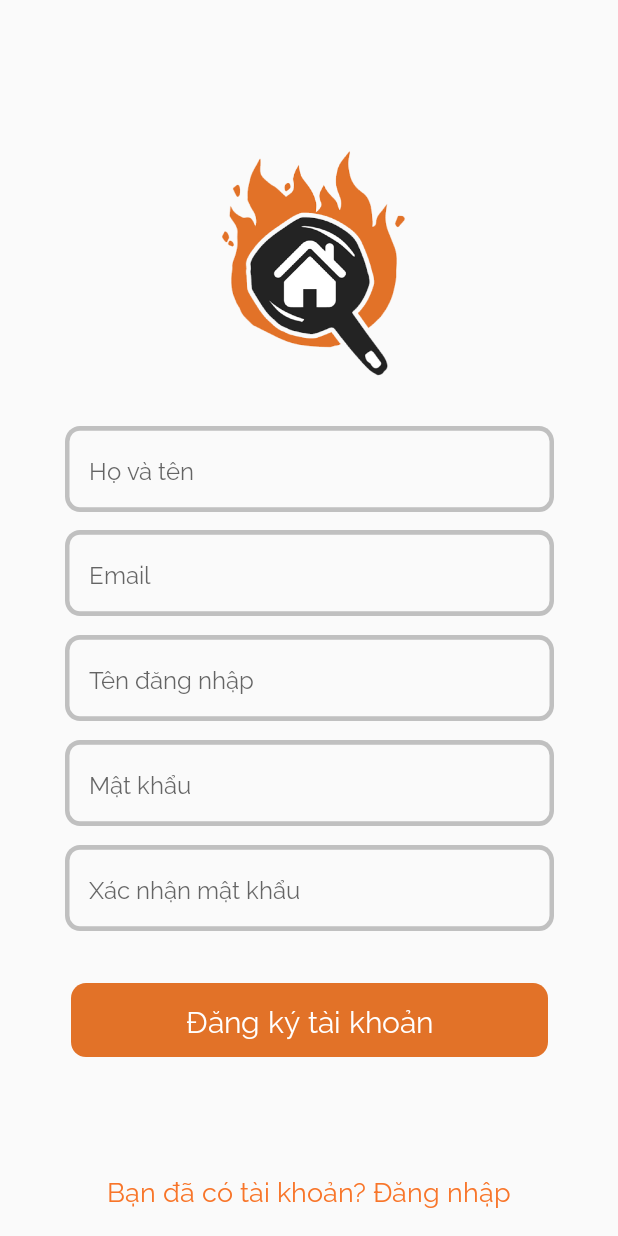
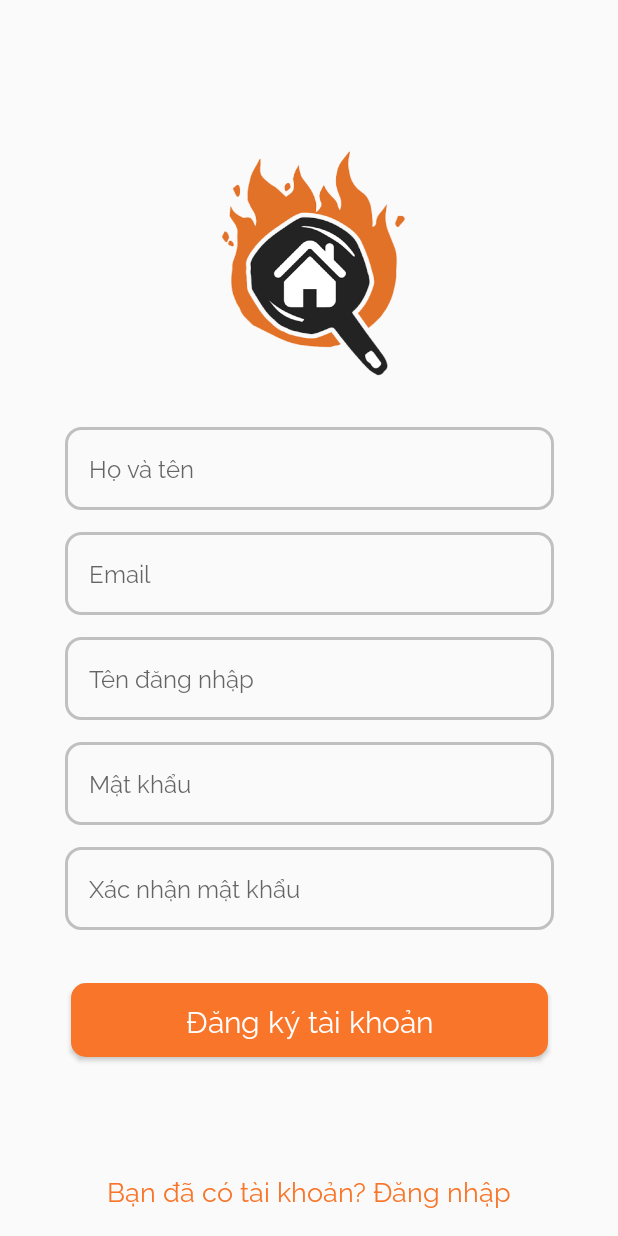
Before and after one commit to BenBen2109/HomeCooking, an Android app: the screen it shows after launch (RegisterActivity), after a tap on "Bạn chưa có tài khoản? Đăng ký", on a phone screen of 412 x 824 dp. Run offline under Robolectric (Android 15) with nearby library versions, the phone set to English and light mode, and no system bars; 1 other tap on this screen came first.

Commit message:
Sửa giao diện Login

```diff
--- a/app/src/main/java/com/cntt/homecooking/activities/LoginActivity.java
+++ b/app/src/main/java/com/cntt/homecooking/activities/LoginActivity.java
@@ -38,9 +38,11 @@ public class LoginActivity extends AppCompatActivity {
 //                Báo lỗi nếu số ký tự ở Tên đăng nhập ít hơn 6
                 if(s.length()<6){
                     txtError.setText("Tên đăng nhập phải có từ 6 kí tự trở lên");
+                    edtUsername.setBackground(getDrawable(R.drawable.rectangle_edt_1_error));
                 }
                 else{
                     txtError.setText("");
+                    edtUsername.setBackground(getDrawable(R.drawable.rectangle_edt_1));
                 }
             }
 
@@ -62,9 +64,11 @@ public class LoginActivity extends AppCompatActivity {
 //                Báo lỗi nếu số ký tự ở Mật khẩu ít hơn 6
                 if(s.length()<6){
                     txtError.setText("Mật khẩu phải có từ 6 kí tự trở lên");
+                    edtPassword.setBackground(getDrawable(R.drawable.rectangle_edt_1_error));
                 }
                 else{
                     txtError.setText("");
+                    edtPassword.setBackground(getDrawable(R.drawable.rectangle_edt_1));
                 }
             }
 
@@ -109,6 +113,7 @@ public class LoginActivity extends AppCompatActivity {
         }
     }
 
+//    Ánh xạ
     private void initView() {
         edtUsername=binding.edtUsername;
         edtPassword=binding.edtPassword;
--- a/app/src/main/res/drawable/rectangle_btn_login.xml
+++ b/app/src/main/res/drawable/rectangle_btn_login.xml
@@ -1,23 +1,9 @@
-<vector
-    xmlns:android="http://schemas.android.com/apk/res/android"
-    xmlns:aapt="http://schemas.android.com/aapt"
-    android:width="318dp"
-    android:height="49dp"
-    android:viewportWidth="318"
-    android:viewportHeight="49"
-    >
-
-    <group>
-
-        <clip-path
-            android:pathData="M10 0H308C313.523 0 318 4.47715 318 10V39C318 44.5228 313.523 49 308 49H10C4.47715 49 0 44.5228 0 39V10C0 4.47715 4.47715 0 10 0Z"
-            />
-
-        <path
-            android:pathData="M0 0V49H318V0"
-            android:fillColor="#E27228"
-            />
-
-    </group>
-
-</vector>
+<?xml version="1.0" encoding="utf-8"?>
+<selector xmlns:android="http://schemas.android.com/apk/res/android">
+    <item>
+        <shape android:shape="rectangle">
+            <corners android:radius="10dp"/>
+            <solid android:color="#f87529"/>
+        </shape>
+    </item>
+</selector>
--- a/app/src/main/res/drawable/rectangle_btn_login_disable.xml
+++ b/app/src/main/res/drawable/rectangle_btn_login_disable.xml
@@ -1,23 +1,9 @@
-<vector
-    xmlns:android="http://schemas.android.com/apk/res/android"
-    xmlns:aapt="http://schemas.android.com/aapt"
-    android:width="318dp"
-    android:height="49dp"
-    android:viewportWidth="318"
-    android:viewportHeight="49"
-    >
-
-    <group>
-
-        <clip-path
-            android:pathData="M10 0H308C313.523 0 318 4.47715 318 10V39C318 44.5228 313.523 49 308 49H10C4.47715 49 0 44.5228 0 39V10C0 4.47715 4.47715 0 10 0Z"
-            />
-
-        <path
-            android:pathData="M0 0V49H318V0"
-            android:fillColor="#E6E1E1"
-            />
-
-    </group>
-
-</vector>
+<?xml version="1.0" encoding="utf-8"?>
+<selector xmlns:android="http://schemas.android.com/apk/res/android">
+    <item>
+        <shape android:shape="rectangle">
+            <corners android:radius="10dp"/>
+            <solid android:color="#E6E1E1"/>
+        </shape>
+    </item>
+</selector>
--- a/app/src/main/res/drawable/rectangle_btn_logingg.xml
+++ b/app/src/main/res/drawable/rectangle_btn_logingg.xml
@@ -1,23 +1,9 @@
-<vector
-    xmlns:android="http://schemas.android.com/apk/res/android"
-    xmlns:aapt="http://schemas.android.com/aapt"
-    android:width="318dp"
-    android:height="49dp"
-    android:viewportWidth="318"
-    android:viewportHeight="49"
-    >
-
-    <group>
-
-        <clip-path
-            android:pathData="M10 0H308C313.523 0 318 4.47715 318 10V39C318 44.5228 313.523 49 308 49H10C4.47715 49 0 44.5228 0 39V10C0 4.47715 4.47715 0 10 0Z"
-            />
-
-        <path
-            android:pathData="M0 0V49H318V0"
-            android:fillColor="#FFFFFF"
-            />
-
-    </group>
-
-</vector>
+<?xml version="1.0" encoding="utf-8"?>
+<selector xmlns:android="http://schemas.android.com/apk/res/android">
+    <item>
+        <shape android:shape="rectangle">
+            <corners android:radius="10dp"/>
+            <solid android:color="#FFFFFF"/>
+        </shape>
+    </item>
+</selector>
--- a/app/src/main/res/drawable/rectangle_edt_1.xml
+++ b/app/src/main/res/drawable/rectangle_edt_1.xml
@@ -1,24 +1,10 @@
-<vector
-    xmlns:android="http://schemas.android.com/apk/res/android"
-    xmlns:aapt="http://schemas.android.com/aapt"
-    android:width="325.92dp"
-    android:height="55.2dp"
-    android:viewportWidth="325.92"
-    android:viewportHeight="55.2"
-    >
+<?xml version="1.0" encoding="utf-8"?>
+<selector xmlns:android="http://schemas.android.com/apk/res/android">
+    <item>
+        <shape android:shape="rectangle">
+            <corners android:radius="10dp"/>
 
-    <group>
-
-        <clip-path
-            android:pathData="M10 0H315.921C321.443 0 325.921 4.47715 325.921 10V45.1956C325.921 50.7184 321.443 55.1956 315.921 55.1956H10C4.47715 55.1956 0 50.7184 0 45.1956V10C0 4.47715 4.47715 0 10 0Z"
-            />
-
-        <path
-            android:pathData="M10 0H315.921C321.443 0 325.921 4.47715 325.921 10V45.1956C325.921 50.7184 321.443 55.1956 315.921 55.1956H10C4.47715 55.1956 0 50.7184 0 45.1956V10C0 4.47715 4.47715 0 10 0Z"
-            android:strokeWidth="6"
-            android:strokeColor="#C0C0C0"
-            />
-
-    </group>
-
-</vector>
+            <stroke android:color="#C0C0C0" android:width="2dp"/>
+        </shape>
+    </item>
+</selector>
--- /dev/null
+++ b/app/src/main/res/drawable/rectangle_edt_1_error.xml
@@ -0,0 +1,10 @@
+<?xml version="1.0" encoding="utf-8"?>
+<selector xmlns:android="http://schemas.android.com/apk/res/android">
+    <item>
+        <shape android:shape="rectangle">
+            <corners android:radius="10dp"/>
+
+            <stroke android:color="#FF0000" android:width="2dp"/>
+        </shape>
+    </item>
+</selector>
--- a/app/src/main/res/drawable/rectangle_edt_1_land.xml
+++ /dev/null
@@ -1,24 +0,0 @@
-<vector
-    xmlns:android="http://schemas.android.com/apk/res/android"
-    xmlns:aapt="http://schemas.android.com/aapt"
-    android:width="582dp"
-    android:height="55.2dp"
-    android:viewportWidth="582"
-    android:viewportHeight="55.2"
-    >
-
-    <group>
-
-        <clip-path
-            android:pathData="M10 0H572C577.523 0 582 4.47715 582 10V45.1956C582 50.7184 577.523 55.1956 572 55.1956H10C4.47715 55.1956 0 50.7184 0 45.1956V10C0 4.47715 4.47715 0 10 0Z"
-            />
-
-        <path
-            android:pathData="M10 0H572C577.523 0 582 4.47715 582 10V45.1956C582 50.7184 577.523 55.1956 572 55.1956H10C4.47715 55.1956 0 50.7184 0 45.1956V10C0 4.47715 4.47715 0 10 0Z"
-            android:strokeWidth="6"
-            android:strokeColor="#C0C0C0"
-            />
-
-    </group>
-
-</vector>
--- a/app/src/main/res/layout-land/activity_login.xml
+++ b/app/src/main/res/layout-land/activity_login.xml
@@ -29,14 +29,14 @@
         <com.google.android.material.textfield.TextInputLayout
             android:id="@+id/edt_username"
             style="@style/Widget.MaterialComponents.TextInputLayout.OutlinedBox"
-            android:layout_width="wrap_content"
-            android:layout_height="wrap_content"
+            android:layout_width="582dp"
+            android:layout_height="55.2dp"
             android:layout_alignParentTop="true"
             android:layout_alignParentBottom="true"
             android:layout_centerHorizontal="true"
             android:layout_marginTop="223dp"
             android:layout_marginBottom="13dp"
-            android:background="@drawable/rectangle_edt_1_land"
+            android:background="@drawable/rectangle_edt_1"
             app:boxStrokeWidth="0dp"
             app:boxStrokeWidthFocused="0dp"
             app:hintEnabled="false"
@@ -76,14 +76,14 @@
         <com.google.android.material.textfield.TextInputLayout
             android:id="@+id/edt_password"
             style="@style/Widget.MaterialComponents.TextInputLayout.OutlinedBox"
-            android:layout_width="wrap_content"
-            android:layout_height="wrap_content"
+            android:layout_width="582dp"
+            android:layout_height="55.2dp"
             android:layout_alignParentTop="true"
             android:layout_alignParentBottom="true"
             android:layout_centerHorizontal="true"
             android:layout_marginTop="292.71dp"
             android:layout_marginBottom="1dp"
-            android:background="@drawable/rectangle_edt_1_land"
+            android:background="@drawable/rectangle_edt_1"
             app:boxStrokeWidth="0dp"
             app:boxStrokeWidthFocused="0dp"
             app:hintEnabled="false"
--- a/app/src/main/res/layout-land/activity_register.xml
+++ b/app/src/main/res/layout-land/activity_register.xml
@@ -42,13 +42,13 @@
         <com.google.android.material.textfield.TextInputLayout
             android:id="@+id/edt_username"
             style="@style/Widget.MaterialComponents.TextInputLayout.OutlinedBox"
-            android:layout_width="wrap_content"
-            android:layout_height="wrap_content"
+            android:layout_width="582dp"
+            android:layout_height="55.2dp"
             android:layout_alignParentTop="true"
             android:layout_alignParentBottom="true"
             android:layout_centerHorizontal="true"
             android:layout_marginTop="223dp"
-            android:background="@drawable/rectangle_edt_1_land"
+            android:background="@drawable/rectangle_edt_1"
             app:boxStrokeWidth="0dp"
             app:boxStrokeWidthFocused="0dp"
             app:hintEnabled="false"
@@ -67,13 +67,13 @@
         <com.google.android.material.textfield.TextInputLayout
             android:id="@+id/reg_email"
             style="@style/Widget.MaterialComponents.TextInputLayout.OutlinedBox"
-            android:layout_width="wrap_content"
-            android:layout_height="wrap_content"
+            android:layout_width="582dp"
+            android:layout_height="55.2dp"
             android:layout_alignParentTop="true"
             android:layout_alignParentBottom="true"
             android:layout_centerHorizontal="true"
             android:layout_marginTop="292.71dp"
-            android:background="@drawable/rectangle_edt_1_land"
+            android:background="@drawable/rectangle_edt_1"
             app:boxStrokeWidth="0dp"
             app:boxStrokeWidthFocused="0dp"
             app:hintEnabled="false"
@@ -92,13 +92,13 @@
         <com.google.android.material.textfield.TextInputLayout
             android:id="@+id/reg_tk"
             style="@style/Widget.MaterialComponents.TextInputLayout.OutlinedBox"
-            android:layout_width="wrap_content"
-            android:layout_height="wrap_content"
+            android:layout_width="582dp"
+            android:layout_height="55.2dp"
             android:layout_alignParentTop="true"
             android:layout_alignParentBottom="true"
             android:layout_centerHorizontal="true"
             android:layout_marginTop="362dp"
-            android:background="@drawable/rectangle_edt_1_land"
+            android:background="@drawable/rectangle_edt_1"
             app:boxStrokeWidth="0dp"
             app:boxStrokeWidthFocused="0dp"
             app:hintEnabled="false"
@@ -117,13 +117,13 @@
         <com.google.android.material.textfield.TextInputLayout
             android:id="@+id/reg_mk1"
             style="@style/Widget.MaterialComponents.TextInputLayout.OutlinedBox"
-            android:layout_width="wrap_content"
-            android:layout_height="wrap_content"
+            android:layout_width="582dp"
+            android:layout_height="55.2dp"
             android:layout_alignParentTop="true"
             android:layout_alignParentBottom="true"
             android:layout_centerHorizontal="true"
             android:layout_marginTop="431.71dp"
-            android:background="@drawable/rectangle_edt_1_land"
+            android:background="@drawable/rectangle_edt_1"
             app:boxStrokeWidth="0dp"
             app:boxStrokeWidthFocused="0dp"
             app:hintEnabled="false"
@@ -142,13 +142,13 @@
         <com.google.android.material.textfield.TextInputLayout
             android:id="@+id/reg_mk2"
             style="@style/Widget.MaterialComponents.TextInputLayout.OutlinedBox"
-            android:layout_width="wrap_content"
-            android:layout_height="wrap_content"
+            android:layout_width="582dp"
+            android:layout_height="55.2dp"
             android:layout_alignParentTop="true"
             android:layout_alignParentBottom="true"
             android:layout_centerHorizontal="true"
             android:layout_marginTop="501dp"
-            android:background="@drawable/rectangle_edt_1_land"
+            android:background="@drawable/rectangle_edt_1"
             app:boxStrokeWidth="0dp"
             app:boxStrokeWidthFocused="0dp"
             app:hintEnabled="false"
--- a/app/src/main/res/layout/activity_login.xml
+++ b/app/src/main/res/layout/activity_login.xml
@@ -28,8 +28,8 @@
     <com.google.android.material.textfield.TextInputLayout
         android:id="@+id/edt_username"
         style="@style/Widget.MaterialComponents.TextInputLayout.OutlinedBox"
-        android:layout_width="wrap_content"
-        android:layout_height="wrap_content"
+        android:layout_width="325.92dp"
+        android:layout_height="55.2dp"
         android:layout_alignParentTop="true"
         android:layout_alignParentBottom="true"
         android:layout_centerHorizontal="true"
@@ -55,8 +55,8 @@
     <com.google.android.material.textfield.TextInputLayout
         android:id="@+id/edt_password"
         style="@style/Widget.MaterialComponents.TextInputLayout.OutlinedBox"
-        android:layout_width="wrap_content"
-        android:layout_height="wrap_content"
+        android:layout_width="325.92dp"
+        android:layout_height="55.2dp"
         android:layout_alignParentTop="true"
         android:layout_alignParentBottom="true"
         android:layout_centerHorizontal="true"
@@ -113,8 +113,8 @@
 
     <com.google.android.material.button.MaterialButton
         android:id="@+id/btn_login"
-        android:layout_width="wrap_content"
-        android:layout_height="wrap_content"
+        android:layout_width="318dp"
+        android:layout_height="49dp"
         android:layout_alignParentLeft="true"
         android:layout_alignParentTop="true"
         android:layout_alignParentRight="true"
@@ -157,8 +157,8 @@
 
     <com.google.android.material.button.MaterialButton
         android:id="@+id/btn_fb"
-        android:layout_width="wrap_content"
-        android:layout_height="wrap_content"
+        android:layout_width="318dp"
+        android:layout_height="49dp"
         android:layout_alignParentLeft="true"
         android:layout_alignParentTop="true"
         android:layout_alignParentRight="true"
@@ -184,8 +184,8 @@
 
     <com.google.android.material.button.MaterialButton
         android:id="@+id/btn_gg"
-        android:layout_width="wrap_content"
-        android:layout_height="wrap_content"
+        android:layout_width="318dp"
+        android:layout_height="49dp"
         android:layout_alignParentLeft="true"
         android:layout_alignParentTop="true"
         android:layout_alignParentRight="true"
--- a/app/src/main/res/layout/activity_register.xml
+++ b/app/src/main/res/layout/activity_register.xml
@@ -26,8 +26,8 @@
     <com.google.android.material.textfield.TextInputLayout
         android:id="@+id/edt_username"
         style="@style/Widget.MaterialComponents.TextInputLayout.OutlinedBox"
-        android:layout_width="wrap_content"
-        android:layout_height="wrap_content"
+        android:layout_width="325.92dp"
+        android:layout_height="55.2dp"
         android:layout_alignParentTop="true"
         android:layout_alignParentBottom="true"
         android:layout_centerHorizontal="true"
@@ -53,8 +53,8 @@
     <com.google.android.material.textfield.TextInputLayout
         android:id="@+id/reg_email"
         style="@style/Widget.MaterialComponents.TextInputLayout.OutlinedBox"
-        android:layout_width="wrap_content"
-        android:layout_height="wrap_content"
+        android:layout_width="325.92dp"
+        android:layout_height="55.2dp"
         android:layout_alignParentTop="true"
         android:layout_alignParentBottom="true"
         android:layout_centerHorizontal="true"
@@ -80,8 +80,8 @@
     <com.google.android.material.textfield.TextInputLayout
         android:id="@+id/reg_tk"
         style="@style/Widget.MaterialComponents.TextInputLayout.OutlinedBox"
-        android:layout_width="wrap_content"
-        android:layout_height="wrap_content"
+        android:layout_width="325.92dp"
+        android:layout_height="55.2dp"
         android:layout_alignParentTop="true"
         android:layout_alignParentBottom="true"
         android:layout_centerHorizontal="true"
@@ -107,8 +107,8 @@
     <com.google.android.material.textfield.TextInputLayout
         android:id="@+id/reg_mk1"
         style="@style/Widget.MaterialComponents.TextInputLayout.OutlinedBox"
-        android:layout_width="wrap_content"
-        android:layout_height="wrap_content"
+        android:layout_width="325.92dp"
+        android:layout_height="55.2dp"
         android:layout_alignParentTop="true"
         android:layout_alignParentBottom="true"
         android:layout_centerHorizontal="true"
@@ -134,8 +134,8 @@
     <com.google.android.material.textfield.TextInputLayout
         android:id="@+id/reg_mk2"
         style="@style/Widget.MaterialComponents.TextInputLayout.OutlinedBox"
-        android:layout_width="wrap_content"
-        android:layout_height="wrap_content"
+        android:layout_width="325.92dp"
+        android:layout_height="55.2dp"
         android:layout_alignParentTop="true"
         android:layout_alignParentBottom="true"
         android:layout_centerHorizontal="true"
@@ -160,8 +160,8 @@
 
     <com.google.android.material.button.MaterialButton
         android:id="@+id/btn_register"
-        android:layout_width="wrap_content"
-        android:layout_height="wrap_content"
+        android:layout_width="318dp"
+        android:layout_height="49dp"
         android:layout_alignParentLeft="true"
         android:layout_alignParentTop="true"
         android:layout_alignParentRight="true"
```
